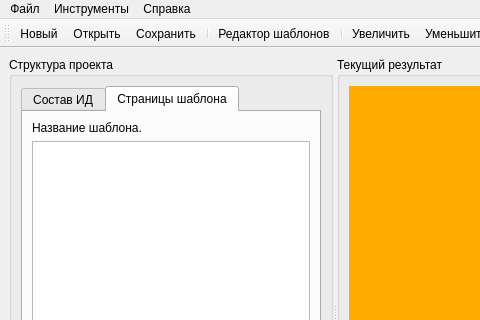
Old version of the form designer/mainwindow.ui in the repository Artemako/auto-exec-doc; both pictures show x 0 to 480 and y 0 to 320 of the 1000 by 600 pixel window.
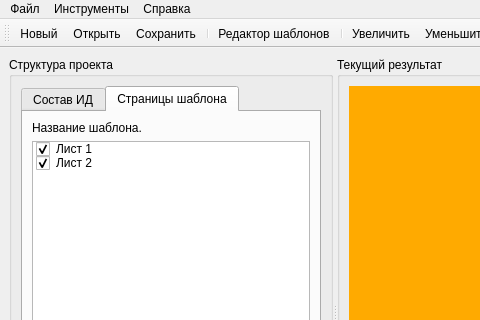
New version of the form. The open tabs and pages were chosen to show the change. Icons and pictures are not drawn. Custom widgets are drawn as their Qt base class.

The edit to the form file:
```diff
--- a/designer/mainwindow.ui
+++ b/designer/mainwindow.ui
@@ -140,7 +140,24 @@
              </widget>
             </item>
             <item>
-             <widget class="QListWidget" name="listwidget_pages_template"/>
+             <widget class="QListWidget" name="listwidget_pages_template">
+              <item>
+               <property name="text">
+                <string>Лист 1</string>
+               </property>
+               <property name="checkState">
+                <enum>Checked</enum>
+               </property>
+              </item>
+              <item>
+               <property name="text">
+                <string>Лист 2</string>
+               </property>
+               <property name="checkState">
+                <enum>Checked</enum>
+               </property>
+              </item>
+             </widget>
             </item>
            </layout>
           </widget>
```
Left out of the diff: 2 changed lines with no effect on the pictures.
